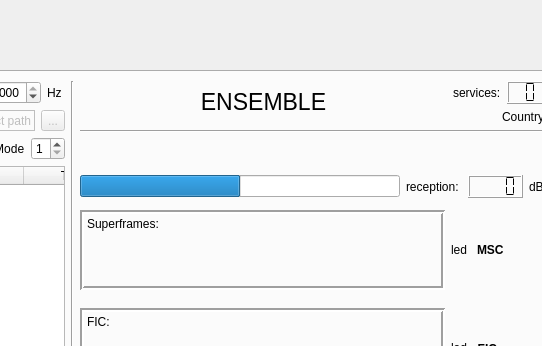
kit-cel/gr-dab, file python/GUI/user_frontend.ui: the form before one commit; both pictures show x 297 to 839 and y 0 to 346 of the 1146 by 739 pixel window.
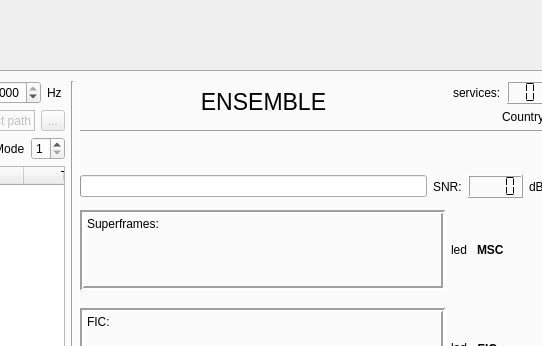
The form after the commit. Icons and pictures are not drawn.

What changed in the file:
```diff
--- a/python/GUI/user_frontend.ui
+++ b/python/GUI/user_frontend.ui
@@ -411,7 +411,7 @@
                  <string notr="true">tfadsf</string>
                 </property>
                 <property name="minimum">
-                 <number>-20</number>
+                 <number>0</number>
                 </property>
                 <property name="maximum">
                  <number>20</number>
@@ -427,7 +427,7 @@
               <item>
                <widget class="QLabel" name="label_snr">
                 <property name="text">
-                 <string>reception: </string>
+                 <string>SNR:</string>
                 </property>
                </widget>
               </item>
```
